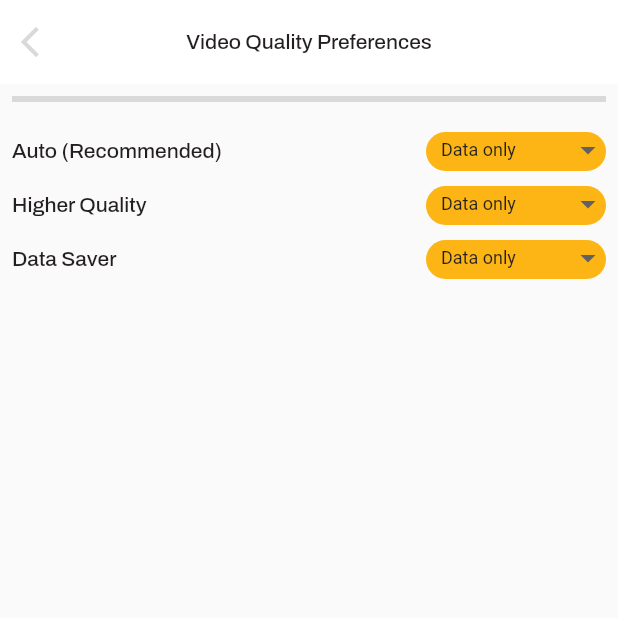
After one commit to HumzaKhan071/shoofi, a Flutter app: the VideoQualityPreference screen opened directly, on a phone screen of 412 x 824 dp, the top half of it. The commit adds this screen. Run offline on Flutter 3.47's test engine with Material 2 defaults, Android fonts, the phone set to English and light mode, and no system bars; our stand-ins replace get, google_fonts, intro_slider.

Commit message:
Video Quality

```diff
--- /dev/null
+++ b/lib/Screens/VideoQualityPreferences/VideoQualityPreference.dart
@@ -0,0 +1,117 @@
+import "package:shoofi/Routes/routes.dart";
+
+class VideoQualityPreference extends StatelessWidget {
+  const VideoQualityPreference({super.key});
+
+  @override
+  Widget build(BuildContext context) {
+    return Scaffold(
+      appBar: AppBar(
+        leadingWidth: 40,
+        backgroundColor: Colors.white,
+        elevation: 0,
+        leading: IconButton(
+            onPressed: () {
+              Get.back();
+            },
+            icon: Icon(
+              Icons.arrow_back_ios_new,
+              color: grey,
+            )),
+        centerTitle: true,
+        title: Text(
+          "Video Quality Preferences",
+          style: GoogleFonts.archivo(
+              color: black, fontSize: 14, fontWeight: FontWeight.w500),
+        ),
+      ),
+      body: SingleChildScrollView(
+        child: Padding(
+          padding: EdgeInsets.all(8),
+          child: Column(
+            children: [
+              LinearProgressIndicator(
+                value: 0.0,
+                backgroundColor: grey,
+                valueColor: AlwaysStoppedAnimation<Color>(yellow),
+              ),
+              SizedBox(height: 20),
+              MyVPRow(title: "Auto (Recommended)"),
+              SizedBox(height: 10),
+              MyVPRow(title: "Higher Quality"),
+              SizedBox(
+                height: 10,
+              ),
+              MyVPRow(title: "Data Saver"),
+            ],
+          ),
+        ),
+      ),
+    );
+  }
+}
+
+class MyVPRow extends StatefulWidget {
+  final String title;
+  const MyVPRow({super.key, required this.title});
+
+  @override
+  State<MyVPRow> createState() => _MyVPRowState();
+}
+
+class _MyVPRowState extends State<MyVPRow> {
+  String dropdownvalue = 'Data only';
+
+  // List of items in our dropdown menu
+  var items = [
+    'Data only',
+    'Data and Wifi',
+    'Wifi only',
+  ];
+  @override
+  Widget build(BuildContext context) {
+    return Row(
+      mainAxisAlignment: MainAxisAlignment.spaceBetween,
+      children: [
+        Text(
+          widget.title,
+          style: GoogleFonts.archivo(
+            color: black,
+            fontSize: 14,
+            fontWeight: FontWeight.w500,
+          ),
+        ),
+        Container(
+          height: 26,
+          width: 120,
+          padding: EdgeInsets.only(left: 10),
+          decoration: BoxDecoration(
+            color: yellow,
+            borderRadius: BorderRadius.circular(13),
+          ),
+          child: DropdownButton(
+              dropdownColor: yellow,
+              underline: Container(),
+              isDense: true,
+              isExpanded: true,
+              value: dropdownvalue,
+              style: TextStyle(
+                color: black,
+                fontSize: 12,
+              ),
+              items: items.map((String items) {
+                return DropdownMenuItem(
+                  value: items,
+                  child: Text(items),
+                );
+              }).toList(),
+              onChanged: (String? newValue) {
+                setState(() {
+                  dropdownvalue = newValue!;
+                });
+              }),
+        )
+      ],
+    );
+  }
+}
--- a/lib/main.dart
+++ b/lib/main.dart
@@ -1,5 +1,3 @@
-import 'package:shoofi/Screens/LoginScreens/login_screen.dart';
-
 import 'Routes/routes.dart';
 
 void main() {
@@ -13,7 +11,7 @@ class MyApp extends StatelessWidget {
     return GetMaterialApp(
       title: 'Flutter Demo',
       debugShowCheckedModeBanner: false,
-      home: Scaffold(body: SelectPlan()),
+      home: SelectPlan(),
     );
   }
 }
```
